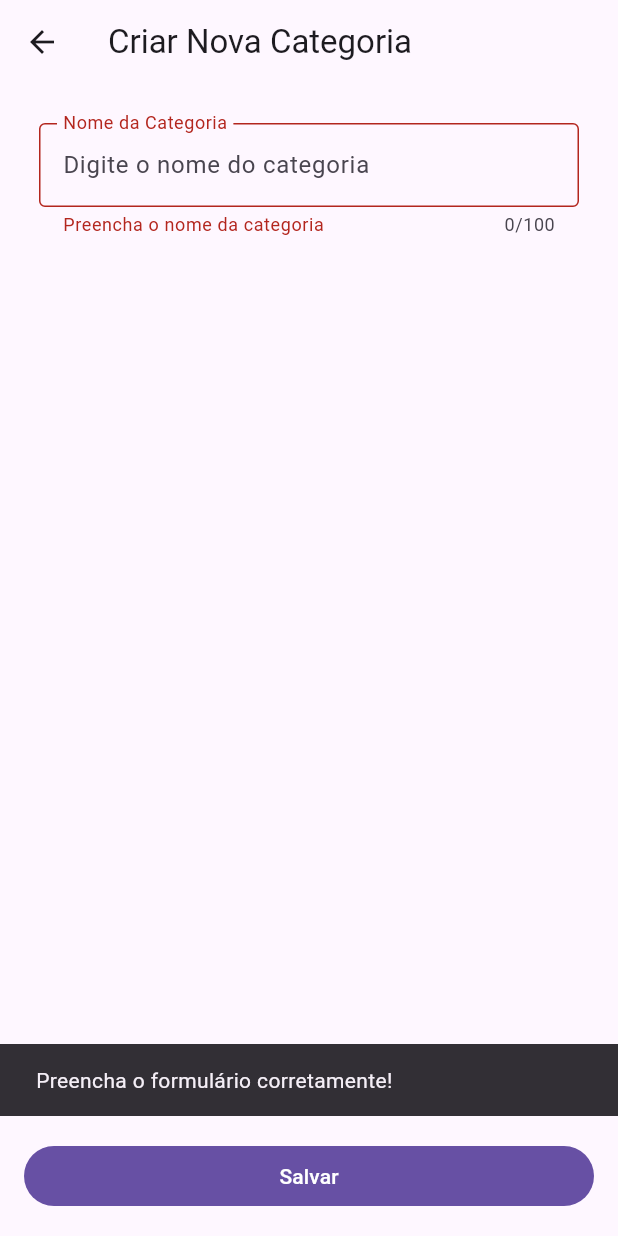
After one commit to clarasenx/gestao_estoque_flutter, a Flutter app: the CreateCategoryPage screen opened directly, after a tap on "Salvar", on a phone screen of 412 x 824 dp. The commit adds this screen. Run offline on Flutter 3.47's test engine with Material 3 defaults, Android fonts, the light colour scheme and no system bars; our stand-ins replace data_table_2, dio, flutter_dotenv, get.

Commit message:
[add]: category + create category pages, and fix

```diff
--- /dev/null
+++ b/lib/components/form_button.dart
@@ -0,0 +1,32 @@
+import 'package:flutter/material.dart';
+
+class FormButton extends StatelessWidget {
+  final VoidCallback onPressed;
+  final bool isLoading;
+
+  const FormButton({
+    super.key,
+    required this.onPressed,
+    this.isLoading = false,
+  });
+
+  @override
+  Widget build(BuildContext context) {
+    return FilledButton(
+      onPressed: isLoading ? null : onPressed,
+      child: isLoading
+          ? const SizedBox(
+              height: 20, // altura do indicador
+              width: 20, // largura do indicador
+              child: CircularProgressIndicator(
+                strokeWidth: 2, // opcional, deixa mais fino
+              ),
+            )
+          : const SizedBox(
+              height: 40,
+              width: double.infinity,
+              child: Center(child: Text("Salvar")),
+            ),
+    );
+  }
+}
--- a/lib/model/category.dart
+++ b/lib/model/category.dart
@@ -27,6 +27,9 @@ class Category {
     return {
       'id': id,
       'name': name,
+      'createdAt': createdAt,
+      'updatedAt': updatedAt,
+      'deletedAt': deletedAt
     };
   }
 }
--- /dev/null
+++ b/lib/views/app/category/create_category_page.dart
@@ -0,0 +1,92 @@
+// ignore_for_file: avoid_print, use_rethrow_when_possible
+
+import 'package:flutter/material.dart';
+import 'package:gestao_estoque_flutter/components/form_button.dart';
+import 'package:gestao_estoque_flutter/components/product_table.dart';
+import 'package:gestao_estoque_flutter/model/category.dart';
+import 'package:gestao_estoque_flutter/service/api_service.dart';
+import 'package:get/get.dart';
+
+class CreateCategoryPage extends StatefulWidget {
+  const CreateCategoryPage({super.key});
+
+  @override
+  State<StatefulWidget> createState() => _CreateCategoryPageState();
+}
+
+class _CreateCategoryPageState extends State<CreateCategoryPage> {
+  final _formKey = GlobalKey<FormState>();
+  final _nameController = TextEditingController();
+  bool _isLoading = false;
+
+  Future<void> createCategory() async {
+    setState(() {
+      _isLoading = true;
+    });
+
+    final dio = ApiService().dio;
+
+    final category = Category(id: 0, name: _nameController.text);
+    await dio.post('/category', data: category.toJson());
+
+    setState(() {
+      _isLoading = false;
+    });
+
+    Get.find<CategoryController>().fetchCategories();
+  }
+
+  @override
+  Widget build(BuildContext context) {
+    return Scaffold(
+      appBar: AppBar(title: Text("Criar Nova Categoria")),
+      body: Form(
+        key: _formKey,
+        child: SingleChildScrollView(
+          padding: EdgeInsets.all(16),
+          child: Column(
+            children: [
+              Padding(
+                padding: EdgeInsetsGeometry.all(10),
+                child: TextFormField(
+                  controller: _nameController,
+                  decoration: InputDecoration(
+                    border: OutlineInputBorder(),
+                    hintText: "Digite o nome do categoria",
+                    label: Text("Nome da Categoria"),
+                    floatingLabelBehavior: FloatingLabelBehavior.always,
+                  ),
+                  maxLength: 100,
+                  validator: (value) {
+                    if (value == null || value.isEmpty) {
+                      return "Preencha o nome da categoria";
+                    }
+                    return null;
+                  },
+                ),
+              ),
+            ],
+          ),
+        ),
+      ),
+      bottomNavigationBar: Padding(
+        padding: const EdgeInsets.all(16.0),
+        child: FormButton(
+          isLoading: _isLoading,
+          onPressed: () async {
+            if (_formKey.currentState!.validate()) {
+              await createCategory();
+              Navigator.pop(context);
+            } else {
+              ScaffoldMessenger.of(context).showSnackBar(
+                const SnackBar(
+                  content: Text("Preencha o formulário corretamente!"),
+                ),
+              );
+            }
+          },
+        ),
+      ),
+    );
+  }
+}
--- a/lib/views/app/dashboard/dashboard_page.dart
+++ b/lib/views/app/dashboard/dashboard_page.dart
@@ -1,8 +1,5 @@
 import 'package:flutter/material.dart';
-import 'package:gestao_estoque_flutter/components/datatable.dart';
-import 'package:gestao_estoque_flutter/components/filter_datatable.dart';
 import 'package:gestao_estoque_flutter/components/kpi_cards.dart';
-import 'package:gestao_estoque_flutter/model/product.dart';
 
 class DashboardPage extends StatefulWidget {
   const DashboardPage({super.key});
--- a/lib/views/app/products/create_product_page.dart
+++ b/lib/views/app/products/create_product_page.dart
@@ -1,5 +1,5 @@
 import 'package:flutter/material.dart';
-import 'package:gestao_estoque_flutter/components/datatable.dart';
+import 'package:gestao_estoque_flutter/components/product_table.dart';
 import 'package:gestao_estoque_flutter/model/category.dart';
 import 'package:gestao_estoque_flutter/model/product.dart';
 import 'package:gestao_estoque_flutter/service/api_service.dart';
@@ -190,7 +190,7 @@ class _CreateProductPageState extends State<CreateProductPage> {
                           ),
                         ),
                       ),
-                       Expanded(
+                      Expanded(
                         child: Padding(
                           padding: EdgeInsetsGeometry.all(10),
                           child: TextFormField(
--- a/lib/views/app/products/products_page.dart
+++ b/lib/views/app/products/products_page.dart
@@ -1,5 +1,5 @@
 import 'package:flutter/material.dart';
-import 'package:gestao_estoque_flutter/components/datatable.dart';
+import 'package:gestao_estoque_flutter/components/product_table.dart';
 import 'package:gestao_estoque_flutter/components/filter_datatable.dart';
 import 'package:gestao_estoque_flutter/model/product.dart';
 import 'package:gestao_estoque_flutter/views/app/products/create_product_page.dart';
--- a/lib/views/login/login_page.dart
+++ b/lib/views/login/login_page.dart
@@ -1,6 +1,5 @@
 import 'package:flutter/material.dart';
 import 'package:gestao_estoque_flutter/components/buttom.dart';
-import 'package:gestao_estoque_flutter/views/app/dashboard/dashboard_page.dart';
 import 'package:gestao_estoque_flutter/views/app/home_page.dart';
 
 const users = [
```
Also changed, not shown: lib/components/category_card.dart (added, +100 -0 lines), lib/components/product_table.dart (renamed from lib/components/datatable.dart, +30 -0 lines), lib/views/app/category/category_page.dart (added, +43 -0 lines), lib/views/app/home_page.dart (+6 -3 lines).
